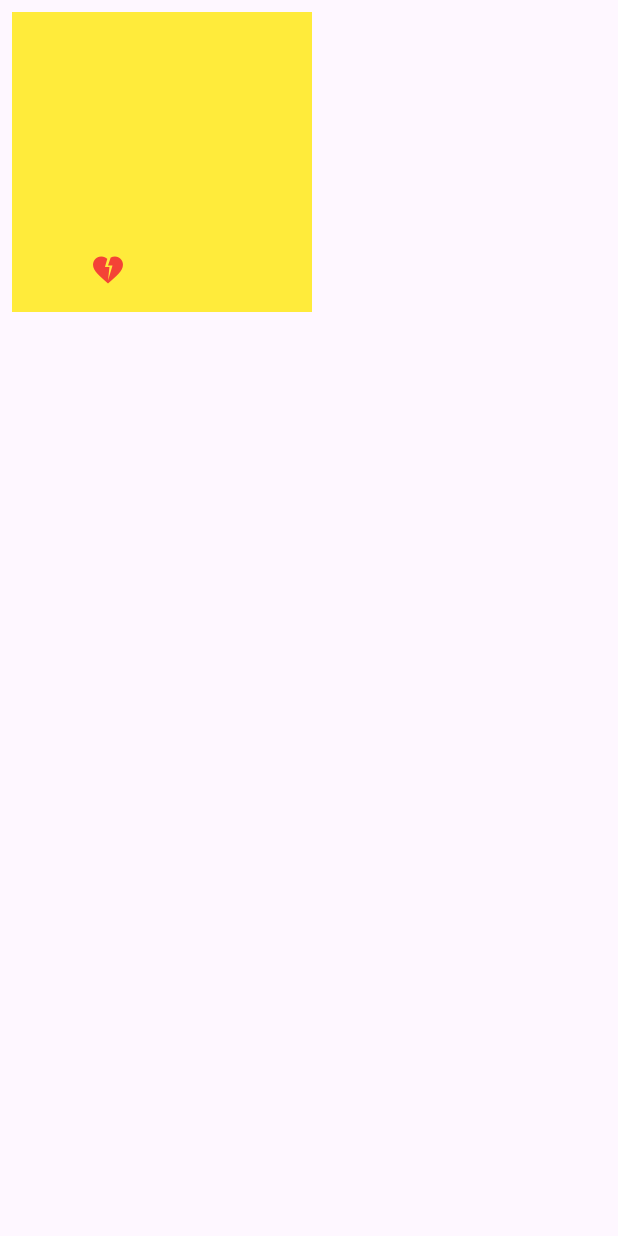
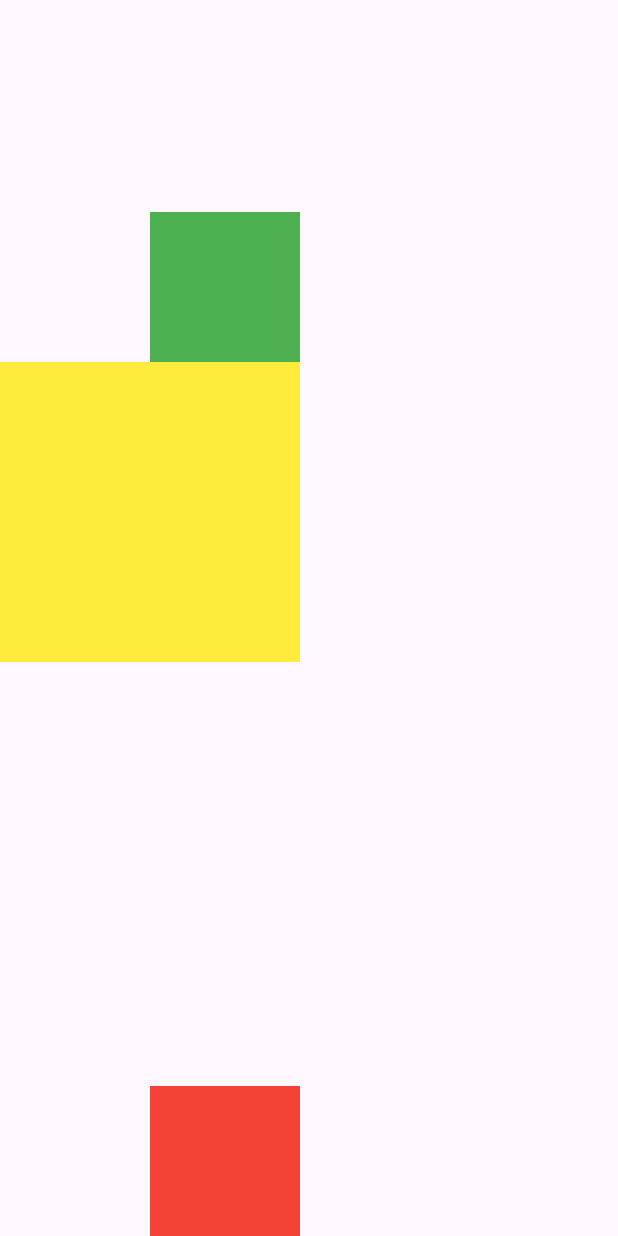
Before and after one commit to N-K-L1/flutter_application, a Flutter app: the screen it shows after launch, on a phone screen of 412 x 824 dp. Run offline on Flutter 3.47's test engine with Material 3 defaults, Android fonts, the phone set to English and light mode, and no system bars.

Commit message:
Add multiple child demo

```diff
--- a/lib/main.dart
+++ b/lib/main.dart
@@ -1,4 +1,4 @@
 import 'package:flutter/material.dart';
-import 'package:flutter_application/week05/single_child_demo.dart';
+import 'package:flutter_application/week05/multiple_child_demo2.dart';
 
-void main() => runApp(MaterialApp(home: SingleChildDemo()));
+void main() => runApp(MaterialApp(home: MultipleChildDemo2()));
--- /dev/null
+++ b/lib/week05/multiple_child_demo2.dart
@@ -0,0 +1,24 @@
+import 'package:flutter/material.dart';
+
+class MultipleChildDemo2 extends StatelessWidget {
+  const MultipleChildDemo2({super.key});
+
+  @override
+  Widget build(BuildContext context) {
+    return Scaffold(
+      body: SafeArea(
+        child: Column(
+          mainAxisAlignment: MainAxisAlignment.center,
+          crossAxisAlignment: CrossAxisAlignment.end,
+          children: [
+            Spacer(flex: 1),
+            Container(width: 100, height: 100, color: Colors.green),
+            Container(width: 200, height: 200, color: Colors.yellow),
+            Spacer(flex: 2),
+            Container(width: 100, height: 100, color: Colors.red),
+          ],
+        ),
+      ),
+    );
+  }
+}
```
Also changed, not shown: lib/week05/multiple_child_demo.dart (added, +33 -0 lines).
